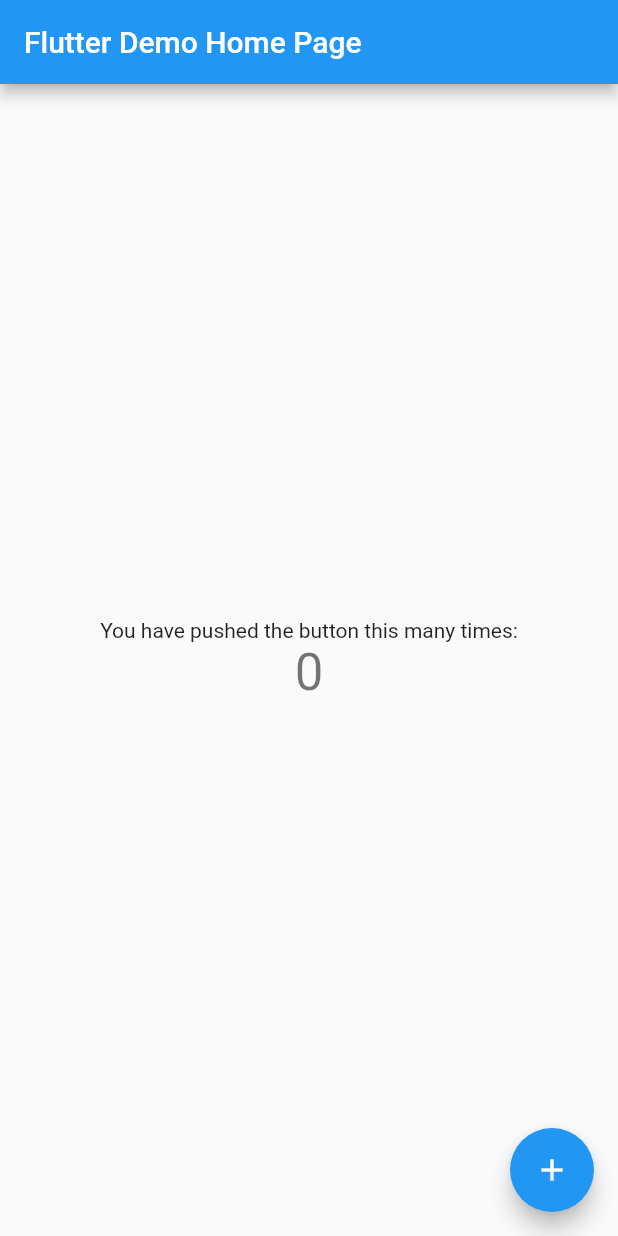
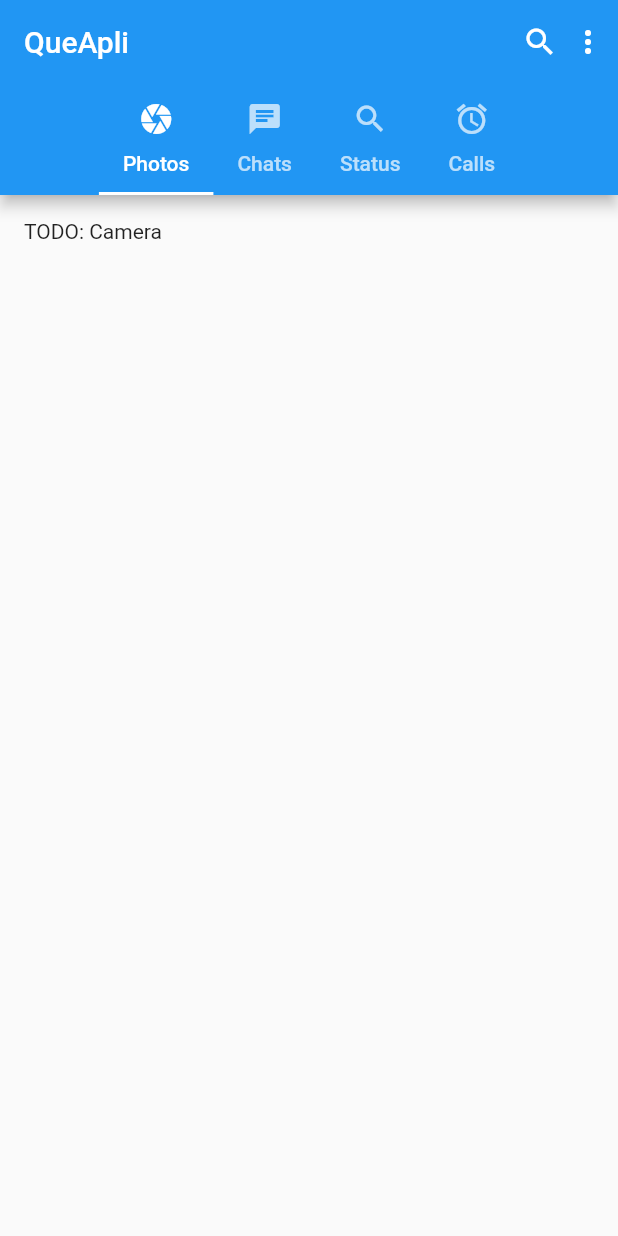
Before and after one commit to nicearma/queApli, a Flutter app: the screen it shows after launch, on a phone screen of 412 x 824 dp. Run offline on Flutter 3.47's test engine with Material 2 defaults, Android fonts, the phone set to English and light mode, and no system bars.

Commit message:
Basic layout made (chat and main screen)

```diff
--- a/lib/main.dart
+++ b/lib/main.dart
@@ -1,4 +1,6 @@
 import 'package:flutter/material.dart';
+import 'package:queappli/screen/chat.screen.dart';
+import 'package:queappli/screen/main.screen.dart';
 
 void main() {
   runApp(MyApp());
@@ -9,7 +11,7 @@ class MyApp extends StatelessWidget {
   @override
   Widget build(BuildContext context) {
     return MaterialApp(
-      title: 'Flutter Demo',
+      title: 'Que Apli',
       theme: ThemeData(
         // This is the theme of your application.
         //
@@ -26,92 +28,11 @@ class MyApp extends StatelessWidget {
         // closer together (more dense) than on mobile platforms.
         visualDensity: VisualDensity.adaptivePlatformDensity,
       ),
-      home: MyHomePage(title: 'Flutter Demo Home Page'),
+      routes: {
+        '/': (context) => MainScreen(),
+        '/chat': (context) => ChatScreen()
+      },
+      initialRoute: '/',
     );
   }
 }
-
-class MyHomePage extends StatefulWidget {
-  MyHomePage({Key key, this.title}) : super(key: key);
-
-  // This widget is the home page of your application. It is stateful, meaning
-  // that it has a State object (defined below) that contains fields that affect
-  // how it looks.
-
-  // This class is the configuration for the state. It holds the values (in this
-  // case the title) provided by the parent (in this case the App widget) and
-  // used by the build method of the State. Fields in a Widget subclass are
-  // always marked "final".
-
-  final String title;
-
-  @override
-  _MyHomePageState createState() => _MyHomePageState();
-}
-
-class _MyHomePageState extends State<MyHomePage> {
-  int _counter = 0;
-
-  void _incrementCounter() {
-    setState(() {
-      // This call to setState tells the Flutter framework that something has
-      // changed in this State, which causes it to rerun the build method below
-      // so that the display can reflect the updated values. If we changed
-      // _counter without calling setState(), then the build method would not be
-      // called again, and so nothing would appear to happen.
-      _counter++;
-    });
-  }
-
-  @override
-  Widget build(BuildContext context) {
-    // This method is rerun every time setState is called, for instance as done
-    // by the _incrementCounter method above.
-    //
-    // The Flutter framework has been optimized to make rerunning build methods
-    // fast, so that you can just rebuild anything that needs updating rather
-    // than having to individually change instances of widgets.
-    return Scaffold(
-      appBar: AppBar(
-        // Here we take the value from the MyHomePage object that was created by
-        // the App.build method, and use it to set our appbar title.
-        title: Text(widget.title),
-      ),
-      body: Center(
-        // Center is a layout widget. It takes a single child and positions it
-        // in the middle of the parent.
-        child: Column(
-          // Column is also a layout widget. It takes a list of children and
-          // arranges them vertically. By default, it sizes itself to fit its
-          // children horizontally, and tries to be as tall as its parent.
-          //
-          // Invoke "debug painting" (press "p" in the console, choose the
-          // "Toggle Debug Paint" action from the Flutter Inspector in Android
-          // Studio, or the "Toggle Debug Paint" command in Visual Studio Code)
-          // to see the wireframe for each widget.
-          //
-          // Column has various properties to control how it sizes itself and
-          // how it positions its children. Here we use mainAxisAlignment to
-          // center the children vertically; the main axis here is the vertical
-          // axis because Columns are vertical (the cross axis would be
-          // horizontal).
-          mainAxisAlignment: MainAxisAlignment.center,
-          children: <Widget>[
-            Text(
-              'You have pushed the button this many times:',
-            ),
-            Text(
-              '$_counter',
-              style: Theme.of(context).textTheme.headline4,
-            ),
-          ],
-        ),
-      ),
-      floatingActionButton: FloatingActionButton(
-        onPressed: _incrementCounter,
-        tooltip: 'Increment',
-        child: Icon(Icons.add),
-      ), // This trailing comma makes auto-formatting nicer for build methods.
-    );
-  }
-}
--- /dev/null
+++ b/lib/screen/main.screen.dart
@@ -0,0 +1,75 @@
+import 'package:flutter/material.dart';
+import 'package:flutter/widgets.dart';
+
+class TabModel {
+  TabModel({this.title, this.icon, this.body});
+
+  final String title;
+  final IconData icon;
+  final Widget body;
+}
+
+List<TabModel> tabs = <TabModel>[
+  TabModel(title: 'Photos', icon: Icons.camera, body: Text('TODO: Camera')),
+  TabModel(
+      title: 'Chats',
+      icon: Icons.chat,
+      body: ListView.builder(
+        itemBuilder: (context, index) {
+          return GestureDetector(
+            onTap: () {
+              _goToChat(context);
+            },
+            child: Card(
+              child: ListTile(
+                leading: FlutterLogo(size: 56.0),
+                title: Text('Title ${index}'),
+                subtitle: Text('Last message'),
+              ),
+            ),
+          );
+        },
+      )),
+  TabModel(title: 'Status', icon: Icons.search, body: Text('TODO: Status')),
+  TabModel(title: 'Calls', icon: Icons.access_alarms, body: Text('TODO: Calls'))
+];
+
+_goToChat(context) {
+  Navigator.pushNamed(context, '/chat');
+}
+
+class MainScreen extends StatelessWidget {
+  @override
+  Widget build(BuildContext context) {
+    return DefaultTabController(
+        length: tabs.length,
+        child: Scaffold(
+            appBar: AppBar(
+                title: Text('QueApli'),
+                actions: <Widget>[
+                  ButtonBar(
+                    children: <Widget>[
+                      Icon(Icons.search),
+                      Icon(Icons.more_vert)
+                    ],
+                  )
+                ],
+                bottom: TabBar(
+                  isScrollable: true,
+                  tabs: tabs.map((TabModel tab) {
+                    return Tab(
+                      text: tab.title,
+                      icon: Icon(tab.icon),
+                    );
+                  }).toList(),
+                )),
+            body: TabBarView(
+              children: tabs.map((TabModel tab) {
+                return Padding(
+                  padding: const EdgeInsets.all(16.0),
+                  child: tab.body,
+                );
+              }).toList(),
+            )));
+  }
+}
--- a/pubspec.yaml
+++ b/pubspec.yaml
@@ -23,7 +23,7 @@ environment:
 dependencies:
   flutter:
     sdk: flutter
-
+  mobx: ^1.1.1
 
   # The following adds the Cupertino Icons font to your application.
   # Use with the CupertinoIcons class for iOS style icons.
```
Also changed, not shown: lib/screen/chat.screen.dart (added, +51 -0 lines), pubspec.lock.
